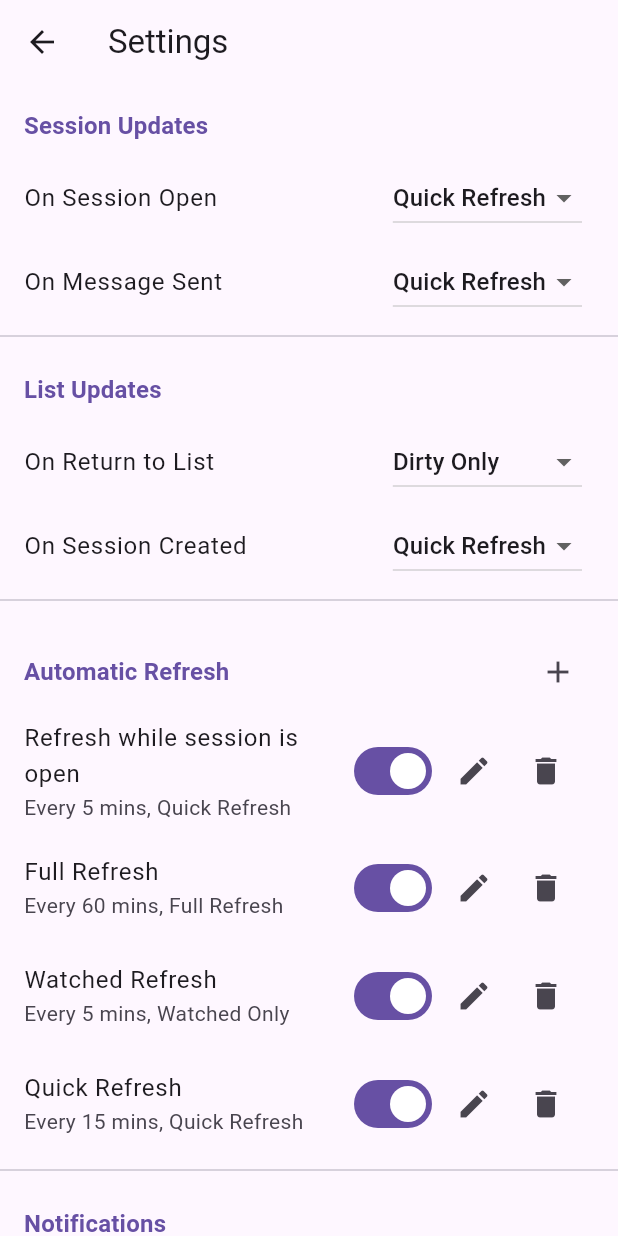
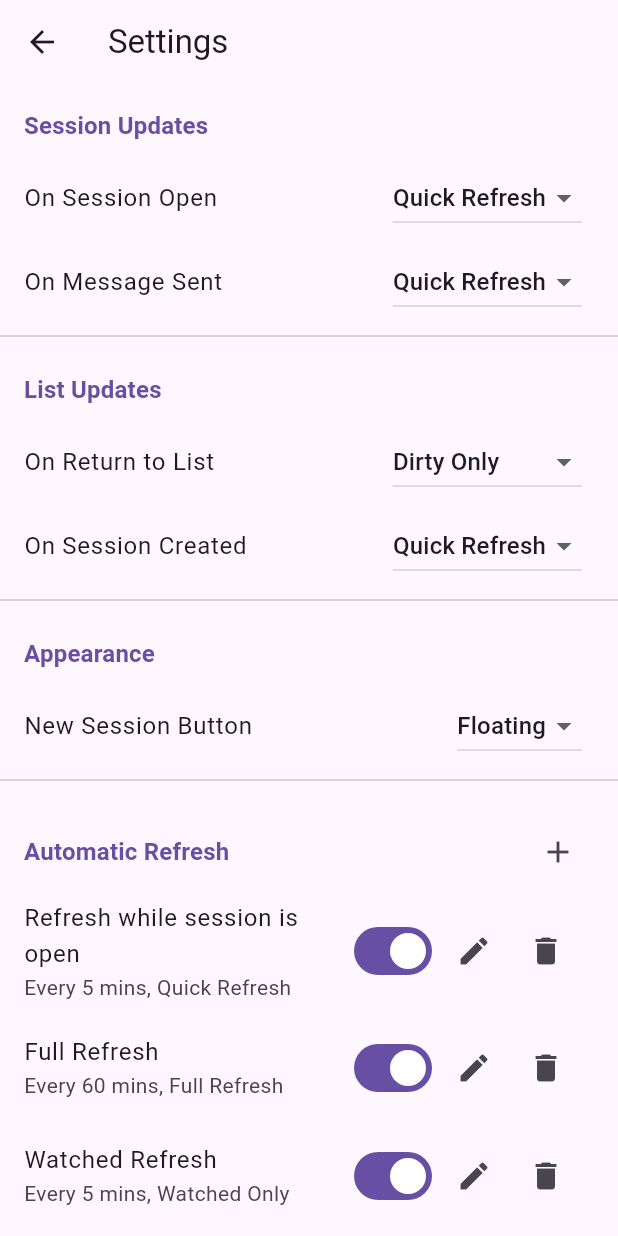
Before and after one commit to arran4/flutter_jules, a Flutter app: the SettingsScreen screen opened by its route, on a phone screen of 412 x 824 dp. Run offline on Flutter 3.47's test engine with Material 3 defaults, Android fonts, the phone set to English and light mode, and no system bars; our stand-ins replace flutter_local_notifications, flutter_markdown, flutter_secure_storage, google_sign_in, shared_preferences; missing offline and left inert: dartobjectutils; accounts and stored records are empty.

Commit message:
feat: Make Floating Action Button visibility configurable
This change introduces a new setting to control the visibility of the "New Session" Floating Action Button (FAB). Users can now choose to display it as a FAB, move it to the AppBar menu, or hide it completely.

This addresses the user's request to restore the FAB while also providing more flexibility.

Changes include:
- Added a `FabVisibility` enum.
- Integrated the setting into `SettingsProvider` and the `SettingsScreen`.
- Updated `SessionListScreen` to conditionally render the FAB based on the user's preference.
- Fixed a regression where the FAB was shown incorrectly on the empty/search view.
- Removed a redundant `Consumer` widget.
- Cleaned up unrelated linter warnings.

```diff
--- a/lib/services/settings_provider.dart
+++ b/lib/services/settings_provider.dart
@@ -8,6 +8,8 @@ import '../models/refresh_schedule.dart';
 enum SessionRefreshPolicy { none, shallow, full }
 
 enum ListRefreshPolicy { none, dirty, watched, quick, full }
+
+enum FabVisibility { appBar, floating, off }
 
 class SettingsProvider extends ChangeNotifier {
   static const String keyRefreshOnOpen = 'refresh_on_open';
@@ -22,6 +24,7 @@ class SettingsProvider extends ChangeNotifier {
   static const String keyNotifyOnFailure = 'notify_on_failure';
   static const String _bulkActionConfigKey = 'bulk_action_config';
   static const String _lastFilterKey = 'last_filter';
+  static const String keyFabVisibility = 'fab_visibility';
 
   // Filter Memory
   FilterElement? _lastFilter;
@@ -46,6 +49,7 @@ class SettingsProvider extends ChangeNotifier {
   bool _notifyOnCompletion = true;
   bool _notifyOnWatch = true;
   bool _notifyOnFailure = true;
+  FabVisibility _fabVisibility = FabVisibility.floating;
 
   SharedPreferences? _prefs;
 
@@ -60,6 +64,7 @@ class SettingsProvider extends ChangeNotifier {
   bool get notifyOnCompletion => _notifyOnCompletion;
   bool get notifyOnWatch => _notifyOnWatch;
   bool get notifyOnFailure => _notifyOnFailure;
+  FabVisibility get fabVisibility => _fabVisibility;
 
   // Filter Getters
   FilterElement? get lastFilter => _lastFilter;
@@ -106,6 +111,11 @@ class SettingsProvider extends ChangeNotifier {
     _notifyOnCompletion = _prefs!.getBool(keyNotifyOnCompletion) ?? true;
     _notifyOnWatch = _prefs!.getBool(keyNotifyOnWatch) ?? true;
     _notifyOnFailure = _prefs!.getBool(keyNotifyOnFailure) ?? true;
+    _fabVisibility = _loadEnum(
+      keyFabVisibility,
+      FabVisibility.values,
+      FabVisibility.floating,
+    );
     _loadSchedules();
     _loadBulkActionConfig();
 
@@ -257,6 +267,12 @@ class SettingsProvider extends ChangeNotifier {
     await _prefs?.setBool(keyNotifyOnFailure, value);
   }
 
+  Future<void> setFabVisibility(FabVisibility visibility) async {
+    _fabVisibility = visibility;
+    notifyListeners();
+    await _prefs?.setInt(keyFabVisibility, visibility.index);
+  }
+
   Future<void> setLastFilter(FilterElement? filter) async {
     _lastFilter = filter;
     if (filter == null) {
--- a/lib/ui/screens/settings_screen.dart
+++ b/lib/ui/screens/settings_screen.dart
@@ -49,6 +49,14 @@ class _SettingsScreenState extends State<SettingsScreen> {
                 title: 'On Session Created',
                 value: settings.refreshOnCreate,
                 onChanged: settings.setRefreshOnCreate,
+              ),
+              const Divider(),
+              _buildSectionHeader(context, 'Appearance'),
+              _buildFabDropdown(
+                context,
+                title: 'New Session Button',
+                value: settings.fabVisibility,
+                onChanged: settings.setFabVisibility,
               ),
               const Divider(),
               _buildAutomaticRefreshSection(context, settings),
@@ -517,4 +525,38 @@ class _SettingsScreenState extends State<SettingsScreen> {
         return 'Full Refresh';
     }
   }
+
+  Widget _buildFabDropdown(
+    BuildContext context, {
+    required String title,
+    required FabVisibility value,
+    required Function(FabVisibility) onChanged,
+  }) {
+    return ListTile(
+      title: Text(title),
+      trailing: DropdownButton<FabVisibility>(
+        value: value,
+        onChanged: (newValue) {
+          if (newValue != null) onChanged(newValue);
+        },
+        items: FabVisibility.values.map((policy) {
+          return DropdownMenuItem(
+            value: policy,
+            child: Text(_formatFabVisibility(policy)),
+          );
+        }).toList(),
+      ),
+    );
+  }
+
+  String _formatFabVisibility(FabVisibility policy) {
+    switch (policy) {
+      case FabVisibility.appBar:
+        return 'AppBar';
+      case FabVisibility.floating:
+        return 'Floating';
+      case FabVisibility.off:
+        return 'Off';
+    }
+  }
 }
--- a/lib/ui/widgets/session_meta_pills.dart
+++ b/lib/ui/widgets/session_meta_pills.dart
@@ -1,7 +1,6 @@
 import 'package:flutter/material.dart';
 import 'package:intl/intl.dart';
 import '../../models.dart';
-import 'note_dialog.dart';
 
 class SessionMetaPills extends StatelessWidget {
   final Session session;
--- a/pubspec.yaml
+++ b/pubspec.yaml
@@ -23,6 +23,7 @@ dependencies:
   path_provider: ^2.1.5
   uuid: ^4.4.0
   flutter_local_notifications: ^17.2.1
+  collection: ^1.18.0
 
 dev_dependencies:
   flutter_test:
```
Also changed, not shown: lib/ui/screens/session_list_screen.dart (+14 -1 lines).
